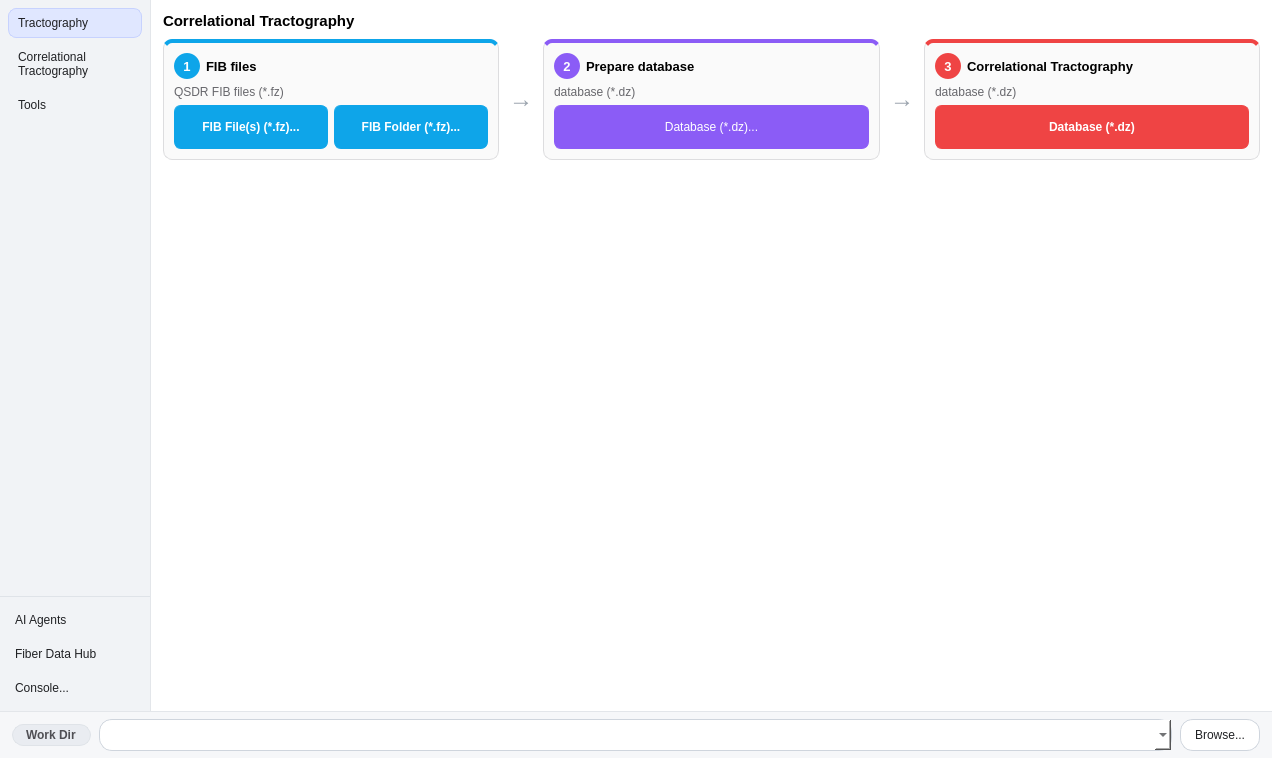
The window that mainwindow.ui (frankyeh/DSI-Studio) describes before a commit, drawn with Qt 5.
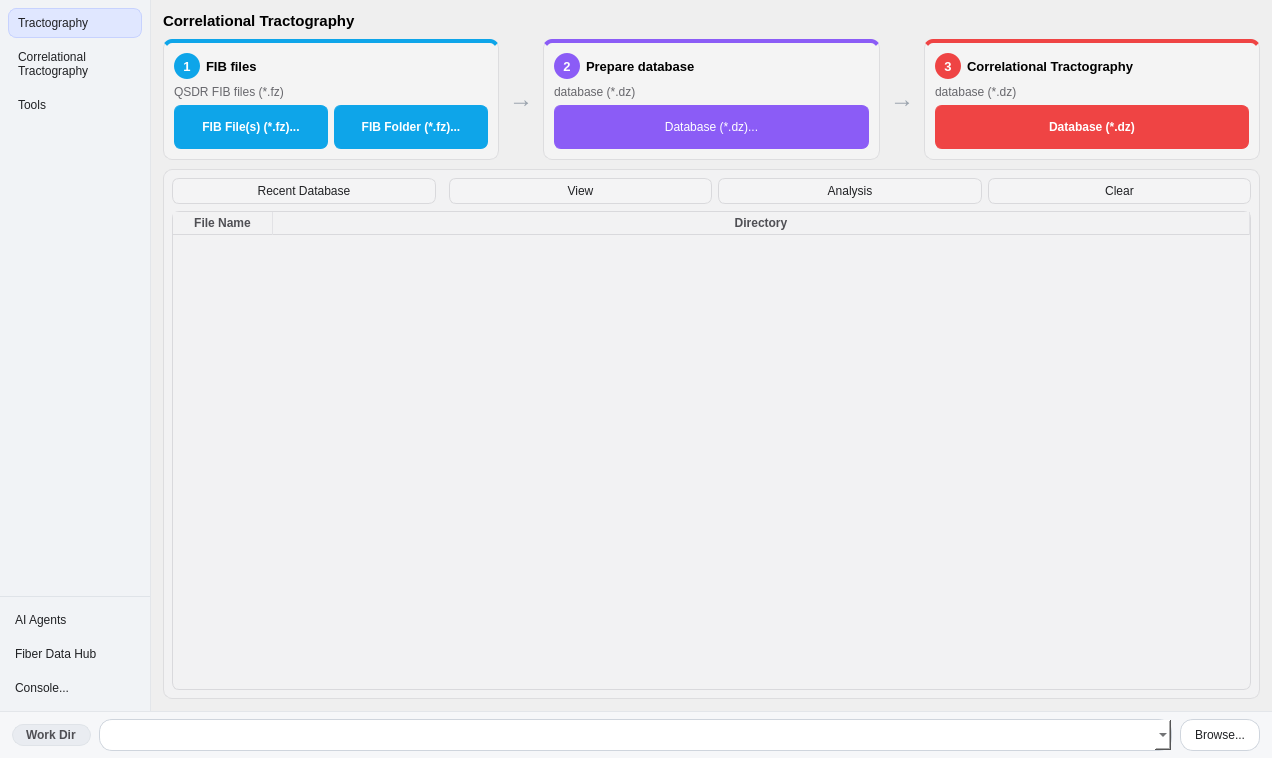
The same window after the commit. The open tabs and pages were chosen to show the change. Icons and pictures are not drawn.

Diff of the .ui file:
```diff
--- a/mainwindow.ui
+++ b/mainwindow.ui
@@ -297,7 +297,12 @@
       <item>
        <widget class="QStackedWidget" name="tabWidget">
         <property name="styleSheet">
-         <string notr="true">QWidget { color: black;  background-color : white; }</string>
+         <string notr="true">QWidget { color: black; }
+QScrollArea,
+QScrollArea &gt; QWidget,
+QScrollArea &gt; QWidget &gt; QWidget {
+    background-color: transparent;
+}</string>
         </property>
         <property name="currentIndex">
          <number>0</number>
@@ -1888,7 +1893,7 @@
          <property name="styleSheet">
           <string notr="true">QWidget#tab_conn {
     color: #202124;
-    background-color: #ffffff;
+    background-color: transparent;
 }
 QWidget#tab_conn QLabel {
     background-color: transparent;
@@ -1896,7 +1901,7 @@
 QFrame#conn_import_stage,
 QFrame#conn_db_stage,
 QFrame#conn_analysis_stage {
-    background-color: #fafafa;
+    background-color: rgba(250,250,250,0.45);
     border: 1px solid #dddddf;
     border-radius: 9px;
 }
@@ -1975,6 +1980,53 @@
 QWidget#tab_conn QLabel#conn_analysis_badge {
     background-color: #ef4444;
 }
+QFrame#conn_recent_card {
+    background-color: rgba(247,247,248,0.45);
+    border: 1px solid #dddddf;
+    border-radius: 9px;
+}
+QFrame#conn_recent_card QPushButton {
+    color: #202124;
+    background-color: #f4f4f5;
+    border: 1px solid #d9d9dc;
+    border-radius: 7px;
+    padding: 5px 9px;
+    min-height: 0px;
+    text-align: center;
+}
+QFrame#conn_recent_card QPushButton:hover {
+    background-color: #e9e9eb;
+    border-color: #c8c8cc;
+}
+QFrame#conn_recent_card QPushButton:pressed {
+    background-color: #dddddf;
+}
+QFrame#conn_recent_card QPushButton[segment="true"] {
+    color: #1e3a8a;
+    background-color: #e0e7ff;
+    border: 1px solid #a5b4fc;
+    border-radius: 11px;
+    padding: 2px 10px;
+    min-height: 20px;
+}
+QTableWidget#recentDb {
+    color: #202124;
+    background-color: transparent;
+    alternate-background-color: rgba(0,0,0,0.025);
+    border: 1px solid #d9d9dc;
+    border-radius: 7px;
+    selection-background-color: #e5e5e7;
+    selection-color: #202124;
+}
+QTableWidget#recentDb QHeaderView::section {
+    color: #4f4f54;
+    background-color: rgba(244,244,245,0.6);
+    border: 0px;
+    border-right: 1px solid #e2e2e5;
+    border-bottom: 1px solid #d9d9dc;
+    padding: 2px 5px;
+    font-weight: bold;
+}
 QLabel#conn_arrow_1,
 QLabel#conn_arrow_2 {
     color: #9aa3ad;
@@ -2423,17 +2475,134 @@
            </layout>
           </item>
           <item>
-           <spacer name="tab_conn_spacer">
-            <property name="orientation">
-             <enum>Qt::Vertical</enum>
-            </property>
-            <property name="sizeHint" stdset="0">
-             <size>
-              <width>20</width>
-              <height>0</height>
-             </size>
-            </property>
-           </spacer>
+           <widget class="QFrame" name="conn_recent_card">
+            <layout class="QVBoxLayout" name="conn_recent_layout">
+             <property name="spacing">
+              <number>7</number>
+             </property>
+             <property name="leftMargin">
+              <number>8</number>
+             </property>
+             <property name="topMargin">
+              <number>8</number>
+             </property>
+             <property name="rightMargin">
+              <number>8</number>
+             </property>
+             <property name="bottomMargin">
+              <number>8</number>
+             </property>
+             <item>
+              <layout class="QHBoxLayout" name="conn_recent_header">
+               <item>
+                <widget class="QPushButton" name="conn_recent_toggle">
+                 <property name="text">
+                  <string>Recent Database</string>
+                 </property>
+                 <property name="checkable">
+                  <bool>true</bool>
+                 </property>
+                 <property name="checked">
+                  <bool>true</bool>
+                 </property>
+                 <property name="autoExclusive">
+                  <bool>true</bool>
+                 </property>
+                 <property name="segment" stdset="0">
+                  <bool>true</bool>
+                 </property>
+                </widget>
+               </item>
+               <item>
+                <spacer name="conn_recent_header_spacer">
+                 <property name="orientation">
+                  <enum>Qt::Horizontal</enum>
+                 </property>
+                </spacer>
+               </item>
+               <item>
+                <widget class="QPushButton" name="view_selected_db">
+                 <property name="toolTip">
+                  <string>View / edit the selected database</string>
+                 </property>
+                 <property name="text">
+                  <string>View</string>
+                 </property>
+                 <property name="icon">
+                  <iconset resource="icons.qrc">
+                   <normaloff>:/icons/icons/run_play.svg</normaloff>:/icons/icons/run_play.svg</iconset>
+                 </property>
+                </widget>
+               </item>
+               <item>
+                <widget class="QPushButton" name="analyze_selected_db">
+                 <property name="toolTip">
+                  <string>Run correlational tractography on the selected database</string>
+                 </property>
+                 <property name="text">
+                  <string>Analysis</string>
+                 </property>
+                 <property name="icon">
+                  <iconset resource="icons.qrc">
+                   <normaloff>:/icons/icons/run_play.svg</normaloff>:/icons/icons/run_play.svg</iconset>
+                 </property>
+                </widget>
+               </item>
+               <item>
+                <widget class="QPushButton" name="clear_db_history">
+                 <property name="statusTip">
+                  <string>run clear_recent_db</string>
+                 </property>
+                 <property name="text">
+                  <string>Clear</string>
+                 </property>
+                </widget>
+               </item>
+              </layout>
+             </item>
+             <item>
+              <widget class="QTableWidget" name="recentDb">
+              <property name="horizontalScrollBarPolicy">
+               <enum>Qt::ScrollBarAlwaysOff</enum>
+              </property>
+              <property name="editTriggers">
+               <set>QAbstractItemView::NoEditTriggers</set>
+              </property>
+              <property name="selectionMode">
+               <enum>QAbstractItemView::SingleSelection</enum>
+              </property>
+              <property name="selectionBehavior">
+               <enum>QAbstractItemView::SelectRows</enum>
+              </property>
+              <property name="showGrid">
+               <bool>false</bool>
+              </property>
+              <attribute name="horizontalHeaderStretchLastSection">
+               <bool>true</bool>
+              </attribute>
+              <attribute name="verticalHeaderVisible">
+               <bool>false</bool>
+              </attribute>
+              <attribute name="verticalHeaderMinimumSectionSize">
+               <number>18</number>
+              </attribute>
+              <attribute name="verticalHeaderDefaultSectionSize">
+               <number>20</number>
+              </attribute>
+              <column>
+               <property name="text">
+                <string>File Name</string>
+               </property>
+              </column>
+              <column>
+               <property name="text">
+                <string>Directory</string>
+               </property>
+              </column>
+             </widget>
+             </item>
+            </layout>
+           </widget>
           </item>
          </layout>
         </widget>
```
Left out of the diff: 16 changed lines with no effect on the pictures.
